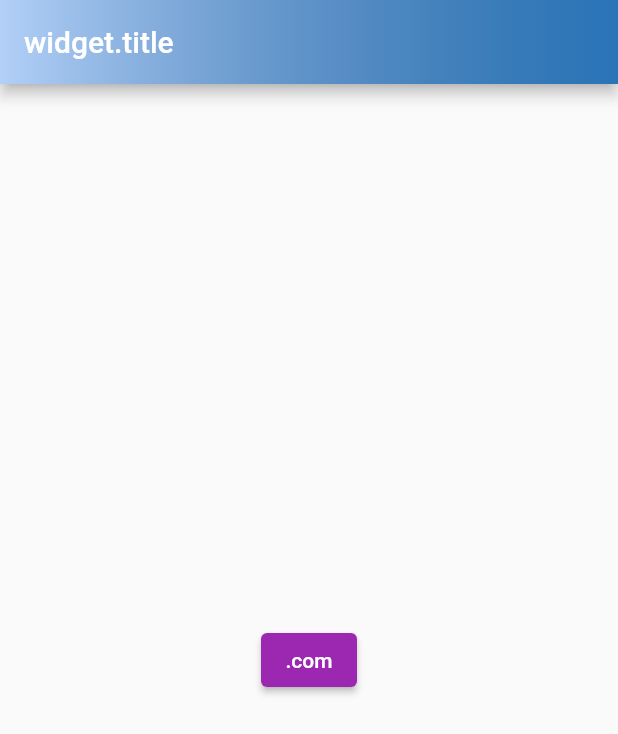
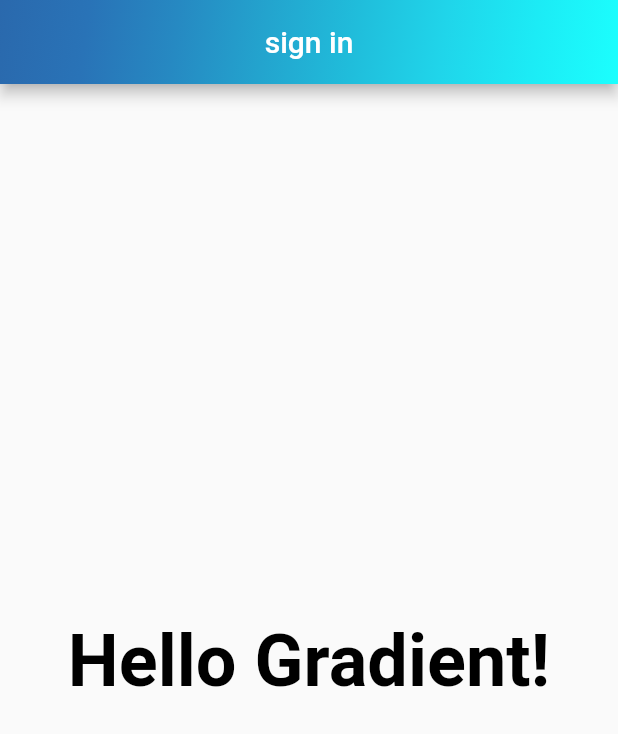
Before and after one commit to Susilkessav/Expiry_Remainder, a Flutter app: the screen it shows after launch, on a phone screen of 412 x 824 dp. Shown: the top 734 px of the screen. Run offline on Flutter 3.47's test engine with Material 2 defaults, Android fonts, the phone set to English and light mode, and no system bars.

Commit message:
add gradient app bar

```diff
--- a/lib/main.dart
+++ b/lib/main.dart
@@ -1,42 +1,62 @@
 import 'package:flutter/material.dart';
-import 'package:gradient_app_bar/gradient_app_bar.dart';
-
-void main() => runApp(MyApp());
+void main() {
+  runApp(MyApp());
+}
 
 class MyApp extends StatelessWidget {
   @override
   Widget build(BuildContext context) {
     return MaterialApp(
-      title: 'Woolha.com Flutter Tutorial',
-      home: _ElevatedButtonExample(),
+      title: 'Flutter Demo',
       theme: ThemeData(
-        elevatedButtonTheme: ElevatedButtonThemeData(
-          style: ElevatedButton.styleFrom(
-            primary: Colors.purple,
+        primarySwatch: Colors.blue,
+        visualDensity: VisualDensity.adaptivePlatformDensity,
+      ),
+      home: MyHomePage(),
+    );
+  }
+}
+
+class MyHomePage extends StatelessWidget {
+  @override
+  Widget build(BuildContext context) {
+    return Scaffold(
+      appBar: AppBar(
+        centerTitle: true,
+        title: Text('sign in'),
+        flexibleSpace: Container(
+          decoration: BoxDecoration(
+              gradient: LinearGradient(
+                  begin: Alignment.topLeft,
+                  end: Alignment.bottomRight,
+                  colors: <Color>[
+                    Color.fromRGBO(42,105,173,1.0),
+                    Color.fromRGBO(41,115,183,1.0),
+                    Color.fromRGBO(38,137,194,1.0),
+                    Color.fromRGBO(35,164,206,1.0),
+                    Color.fromRGBO(32,189,219,1.0),
+                    Color.fromRGBO(32,213,234,1.0),
+                    Color.fromRGBO(28,235,245,1.0),
+                    Color.fromRGBO(27,255,254,1.0)
+
+                  ])
+          ),
+        ),
+      ),
+      body: Center(
+        child: Container(
+          child: Center(
+            child: Text(
+              'Hello Gradient!',
+              style: TextStyle(
+                fontSize: 48.0,
+                fontWeight: FontWeight.bold,
+                color: Colors.black,
+              ),
+            ),
           ),
         ),
       ),
     );
   }
 }
-
-class _ElevatedButtonExample extends StatelessWidget {
-  @override
-  Widget build(BuildContext context) {
-    return Scaffold(
-      appBar: GradientAppBar(
-        title: Text('widget.title'),
-        backgroundColorStart: Color.fromRGBO(178, 208, 248, 1.0),
-        backgroundColorEnd: Color.fromRGBO(50, 82, 123, 0.5),
-      ),
-      body: Center(
-        child: ElevatedButton(
-          child: Text('.com'),
-          onPressed: () {
-            print('Pressed');
-          },
-        ),
-      ),
-    );
-  }
-}
```
Also changed, not shown: pubspec.lock, 1 other file.
